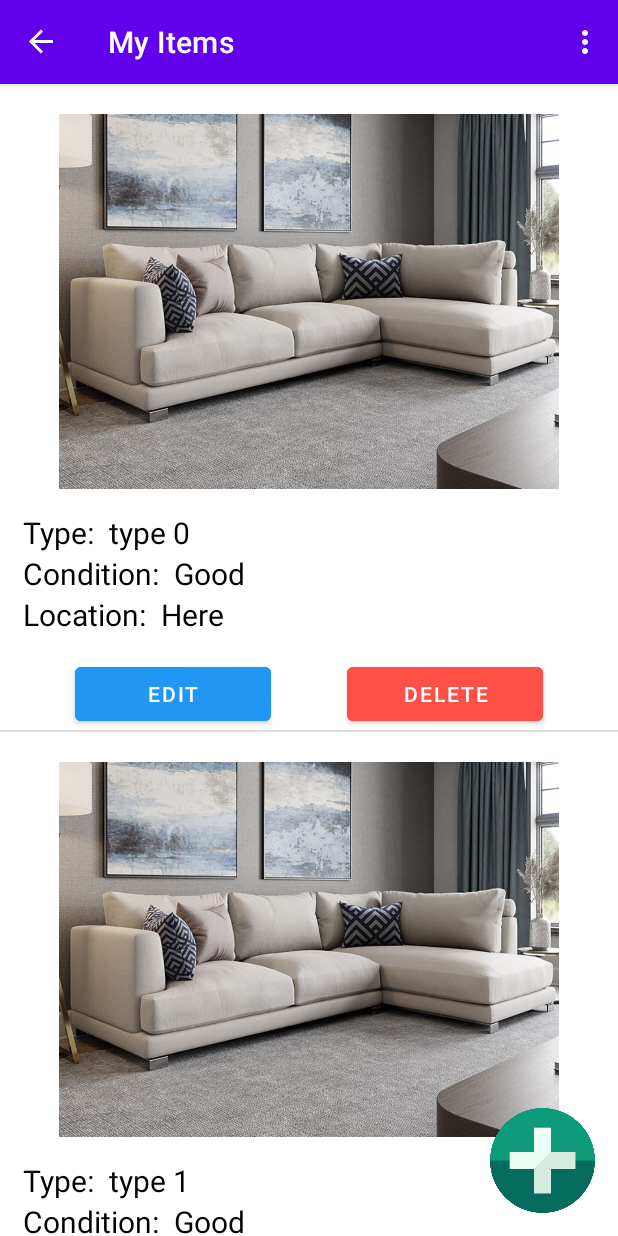
After one commit to koren2888/EasyGive, an Android app: the MyItemsFragment screen opened through its navigation route, on a phone screen of 412 x 824 dp. The commit adds this screen. Run offline under Robolectric (Android 15) with nearby library versions, the phone set to English and light mode, and no system bars; our stand-ins replace navigation-ui.

Commit message:
Adding my item page template

```diff
--- a/app/src/main/java/com/example/easygive/ItemsFragment.java
+++ b/app/src/main/java/com/example/easygive/ItemsFragment.java
@@ -8,6 +8,7 @@ import android.view.ViewGroup;
 import androidx.fragment.app.Fragment;
 import androidx.navigation.NavDirections;
 import androidx.navigation.Navigation;
+import androidx.recyclerview.widget.DividerItemDecoration;
 import androidx.recyclerview.widget.LinearLayoutManager;
 import androidx.recyclerview.widget.RecyclerView;
 
@@ -28,6 +29,9 @@ public class ItemsFragment extends Fragment {
         items = Model.instance().getAllItems();
         RecyclerView list = view.findViewById(R.id.items_list);
         list.setHasFixedSize(true);
+        DividerItemDecoration listDivider = new DividerItemDecoration(list.getContext(),
+                DividerItemDecoration.VERTICAL);
+        list.addItemDecoration(listDivider);
 
         list.setLayoutManager(new LinearLayoutManager(getContext()));
         ItemsRecyclerAdapter adapter = new ItemsRecyclerAdapter(getLayoutInflater(), items);
--- /dev/null
+++ b/app/src/main/java/com/example/easygive/MyItemsFragment.java
@@ -0,0 +1,50 @@
+package com.example.easygive;
+
+import android.os.Bundle;
+import android.util.Log;
+import android.view.LayoutInflater;
+import android.view.View;
+import android.view.ViewGroup;
+
+import androidx.annotation.NonNull;
+import androidx.fragment.app.Fragment;
+import androidx.recyclerview.widget.DividerItemDecoration;
+import androidx.recyclerview.widget.LinearLayoutManager;
+import androidx.recyclerview.widget.RecyclerView;
+
+import com.example.easygive.databinding.FragmentMyItemsBinding;
+import com.example.easygive.model.Item;
+import com.example.easygive.model.Model;
+
+import java.util.List;
+
+public class MyItemsFragment extends Fragment {
+
+    FragmentMyItemsBinding binding;
+    List<Item> items;
+
+    @Override
+    public View onCreateView(@NonNull LayoutInflater inflater, ViewGroup container,
+                             Bundle savedInstanceState) {
+        binding = FragmentMyItemsBinding.inflate(inflater, container, false);
+        View view = binding.getRoot();
+
+        items = Model.instance().getMyItems();
+        RecyclerView recyclerView = binding.list;
+        recyclerView.setHasFixedSize(true);
+        DividerItemDecoration listDivider = new DividerItemDecoration(recyclerView.getContext(),
+                DividerItemDecoration.VERTICAL);
+        recyclerView.addItemDecoration(listDivider);
+
+
+        recyclerView.setLayoutManager(new LinearLayoutManager(getContext()));
+        MyItemsRecyclerAdapter adapter = new MyItemsRecyclerAdapter(getLayoutInflater(), items);
+        recyclerView.setAdapter(adapter);
+
+        binding.addButton.setOnClickListener(clickedView -> {
+            Log.i("TAG", "In adding item");
+        });
+
+        return view;
+    }
+}
--- /dev/null
+++ b/app/src/main/java/com/example/easygive/MyItemsRecyclerAdapter.java
@@ -0,0 +1,75 @@
+package com.example.easygive;
+
+import android.util.Log;
+import android.view.LayoutInflater;
+import android.view.View;
+import android.view.ViewGroup;
+import android.widget.ImageView;
+import android.widget.TextView;
+
+import androidx.annotation.NonNull;
+import androidx.recyclerview.widget.RecyclerView;
+
+import com.example.easygive.databinding.FragmentMyItemsBinding;
+import com.example.easygive.databinding.MyItemListRowBinding;
+import com.example.easygive.model.Item;
+import com.example.easygive.model.Model;
+
+import java.util.List;
+
+
+class MyItemsViewHolder extends RecyclerView.ViewHolder {
+
+    MyItemListRowBinding binding;
+
+    public MyItemsViewHolder(MyItemListRowBinding binding) {
+        super(binding.getRoot());
+
+        this.binding = binding;
+    }
+
+    public void bind(Item item) {
+        binding.typeValue.setText(item.item_type);
+        binding.conditionValue.setText(item.condition);
+        binding.locationValue.setText(item.location);
+        binding.editButton.setOnClickListener(this::displayEditView);
+        binding.deleteButton.setOnClickListener(this::displayDeleteView);
+    }
+
+    private void displayEditView(View view) {
+        Log.i("TAG", "In Edit View");
+    }
+
+    private void displayDeleteView(View view) {
+        Log.i("TAG", "In Delete View");
+    }
+}
+
+public class MyItemsRecyclerAdapter extends RecyclerView.Adapter<MyItemsViewHolder> {
+
+    LayoutInflater inflater;
+    List<Item> items;
+
+    public MyItemsRecyclerAdapter(LayoutInflater inflater, List<Item> items){
+        this.inflater = inflater;
+        this.items = items;
+    }
+
+    @NonNull
+    @Override
+    public MyItemsViewHolder onCreateViewHolder(@NonNull ViewGroup parent, int viewType) {
+        MyItemListRowBinding binding = MyItemListRowBinding.inflate(inflater, parent, false);
+        return new MyItemsViewHolder(binding);
+    }
+
+    @Override
+    public void onBindViewHolder(@NonNull MyItemsViewHolder holder, int position) {
+        Item item = items.get(position);
+        holder.bind(item);
+    }
+
+    @Override
+    public int getItemCount() {
+        return items.size();
+    }
+}
--- a/app/src/main/java/com/example/easygive/model/Model.java
+++ b/app/src/main/java/com/example/easygive/model/Model.java
@@ -29,6 +29,10 @@ public class Model {
         return itemsList;
     }
 
+    public List<Item> getMyItems() {
+        return itemsList;
+    }
+
     public Item getItem(int pos) {
         return itemsList.get(pos);
     }
--- a/app/src/main/res/layout/fragment_item.xml
+++ b/app/src/main/res/layout/fragment_item.xml
@@ -14,6 +14,7 @@
             android:id="@+id/item_image"
             android:layout_width="0dp"
             android:layout_height="250dp"
+            android:layout_marginTop="20dp"
             app:layout_constraintEnd_toEndOf="parent"
             app:layout_constraintStart_toStartOf="parent"
             app:layout_constraintTop_toTopOf="parent"
--- /dev/null
+++ b/app/src/main/res/layout/fragment_my_items.xml
@@ -0,0 +1,31 @@
+<?xml version="1.0" encoding="utf-8"?>
+<FrameLayout xmlns:android="http://schemas.android.com/apk/res/android"
+    xmlns:app="http://schemas.android.com/apk/res-auto"
+    xmlns:tools="http://schemas.android.com/tools"
+    android:layout_width="match_parent"
+    android:layout_height="match_parent"
+    tools:context=".ItemsFragment">
+
+    <androidx.recyclerview.widget.RecyclerView
+        android:id="@+id/list"
+        android:layout_width="match_parent"
+        android:layout_height="match_parent" >
+
+    </androidx.recyclerview.widget.RecyclerView>
+
+    <androidx.constraintlayout.widget.ConstraintLayout
+        android:layout_width="match_parent"
+        android:layout_height="match_parent">
+
+        <ImageView
+            android:id="@+id/addButton"
+            android:layout_width="70dp"
+            android:layout_height="70dp"
+            android:layout_marginEnd="15dp"
+            android:layout_marginBottom="15dp"
+            android:src="@drawable/plus_icon"
+            app:layout_constraintBottom_toBottomOf="parent"
+            app:layout_constraintEnd_toEndOf="parent" />
+    </androidx.constraintlayout.widget.ConstraintLayout>
+
+</FrameLayout>
--- /dev/null
+++ b/app/src/main/res/layout/my_item_list_row.xml
@@ -0,0 +1,126 @@
+<?xml version="1.0" encoding="utf-8"?>
+<androidx.constraintlayout.widget.ConstraintLayout xmlns:android="http://schemas.android.com/apk/res/android"
+    xmlns:app="http://schemas.android.com/apk/res-auto"
+    xmlns:tools="http://schemas.android.com/tools"
+    android:layout_width="match_parent"
+    android:layout_height="wrap_content"
+    android:background="?attr/selectableItemBackground">
+
+    <ImageView
+        android:id="@+id/item_image"
+        android:layout_width="0dp"
+        android:layout_height="250dp"
+        android:layout_marginTop="20dp"
+        app:layout_constraintEnd_toEndOf="parent"
+        app:layout_constraintStart_toStartOf="parent"
+        app:layout_constraintTop_toTopOf="parent"
+        app:srcCompat="@drawable/sofa_example" />
+
+    <androidx.constraintlayout.widget.ConstraintLayout
+        android:id="@+id/constraintLayout"
+        android:layout_width="wrap_content"
+        android:layout_height="wrap_content"
+        android:layout_marginStart="15dp"
+        android:layout_marginTop="15dp"
+        app:layout_constraintStart_toStartOf="parent"
+        app:layout_constraintTop_toBottomOf="@+id/item_image">
+
+        <TextView
+            android:id="@+id/type_tag"
+            android:layout_width="wrap_content"
+            android:layout_height="wrap_content"
+            android:text="Type:"
+            android:textColor="#000000"
+            android:textSize="20sp"
+            app:layout_constraintStart_toStartOf="parent"
+            app:layout_constraintTop_toTopOf="parent" />
+
+        <TextView
+            android:id="@+id/type_value"
+            android:layout_width="wrap_content"
+            android:layout_height="wrap_content"
+            android:layout_marginStart="10dp"
+            android:text="TextView"
+            android:textColor="#000000"
+            android:textSize="20sp"
+            app:layout_constraintBottom_toBottomOf="@+id/type_tag"
+            app:layout_constraintStart_toEndOf="@+id/type_tag"
+            app:layout_constraintTop_toTopOf="@+id/type_tag" />
+
+        <TextView
+            android:id="@+id/condition_tag"
+            android:layout_width="wrap_content"
+            android:layout_height="wrap_content"
+            android:text="Condition:"
+            android:textColor="#000000"
+            android:textSize="20sp"
+            app:layout_constraintStart_toStartOf="parent"
+            app:layout_constraintTop_toBottomOf="@+id/type_tag" />
+
+        <TextView
+            android:id="@+id/condition_value"
+            android:layout_width="wrap_content"
+            android:layout_height="wrap_content"
+            android:layout_marginStart="10dp"
+            android:text="TextView"
+            android:textColor="#000000"
+            android:textSize="20sp"
+            app:layout_constraintBottom_toBottomOf="@+id/condition_tag"
+            app:layout_constraintStart_toEndOf="@+id/condition_tag"
+            app:layout_constraintTop_toTopOf="@+id/condition_tag" />
+
+        <TextView
+            android:id="@+id/location_tag"
+            android:layout_width="wrap_content"
+            android:layout_height="wrap_content"
+            android:text="Location:"
+            android:textColor="#000000"
+            android:textSize="20sp"
+            app:layout_constraintBottom_toBottomOf="parent"
+            app:layout_constraintStart_toStartOf="parent"
+            app:layout_constraintTop_toBottomOf="@+id/condition_tag" />
+
+        <TextView
+            android:id="@+id/location_value"
+            android:layout_width="wrap_content"
+            android:layout_height="wrap_content"
+            android:layout_marginStart="10dp"
+            android:text="TextView"
+            android:textColor="#000000"
+            android:textSize="20sp"
+            app:layout_constraintBottom_toBottomOf="@+id/location_tag"
+            app:layout_constraintStart_toEndOf="@+id/location_tag"
+            app:layout_constraintTop_toTopOf="@+id/location_tag" />
+    </androidx.constraintlayout.widget.ConstraintLayout>
+
+    <LinearLayout
+        android:layout_width="match_parent"
+        android:layout_height="wrap_content"
+        android:layout_marginTop="15dp"
+        android:orientation="horizontal"
+        app:layout_constraintEnd_toEndOf="parent"
+        app:layout_constraintStart_toStartOf="parent"
+        app:layout_constraintTop_toBottomOf="@+id/constraintLayout">
+
+        <Button
+            android:id="@+id/editButton"
+            android:layout_width="wrap_content"
+            android:layout_height="wrap_content"
+            android:layout_marginStart="50dp"
+            android:layout_marginEnd="25dp"
+            android:layout_weight="1"
+            android:backgroundTint="#2196F3"
+            android:text="Edit" />
+
+        <Button
+            android:id="@+id/deleteButton"
+            android:layout_width="wrap_content"
+            android:layout_height="wrap_content"
+            android:layout_marginStart="25dp"
+            android:layout_marginEnd="50dp"
+            android:layout_weight="1"
+            android:backgroundTint="#FF5047"
+            android:text="Delete" />
+    </LinearLayout>
+
+</androidx.constraintlayout.widget.ConstraintLayout>
--- a/app/src/main/res/menu/menu.xml
+++ b/app/src/main/res/menu/menu.xml
@@ -6,5 +6,17 @@
         android:id="@+id/favoritesFragment"
         android:icon="@drawable/full_heart_icon"
         android:title="Favorites"
-        app:showAsAction="always" />
+        app:showAsAction="never" />
+    <item
+        android:id="@+id/myItemsFragment"
+        android:checkable="false"
+        android:icon="@drawable/person_icon"
+        android:title="My Items"
+        app:showAsAction="never" />
+    <item
+        android:id="@+id/settingsFragment"
+        android:checkable="false"
+        android:icon="@drawable/person_icon"
+        android:title="Settings"
+        app:showAsAction="never" />
 </menu>
--- a/app/src/main/res/navigation/nav_graph.xml
+++ b/app/src/main/res/navigation/nav_graph.xml
@@ -25,4 +25,9 @@
         android:label="Favorites" />
     <action android:id="@+id/action_global_favoritesFragment" app:destination="@id/favoritesFragment" />
     <action android:id="@+id/action_global_itemFragment" app:destination="@id/itemFragment" />
+    <fragment
+        android:id="@+id/myItemsFragment"
+        android:name="com.example.easygive.MyItemsFragment"
+        android:label="My Items" />
+    <action android:id="@+id/action_global_myItemsFragment" app:destination="@id/myItemsFragment" />
 </navigation>
```
Also changed, not shown: app/src/main/res/drawable/person_icon.png (deleted), app/src/main/res/drawable/person_icon.webp (added), app/src/main/res/drawable/plus_icon.png (added).
